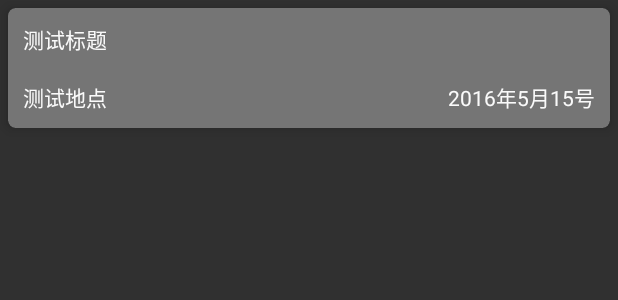
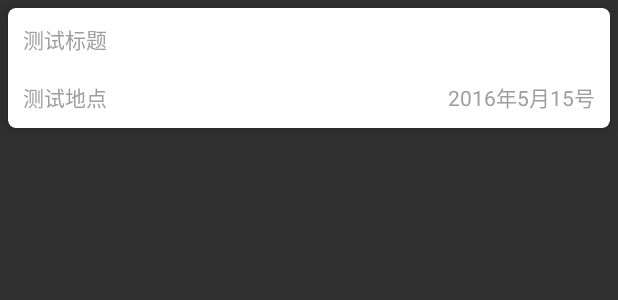
Before and after one commit to zhangjie45/TestBmob, an Android app: the layout event_item.xml on its own in the app's theme, with its tools: preview values and no code run, on a phone screen of 412 x 824 dp. Shown: the top 300 px of the screen. Run offline under Robolectric (Android 15) with nearby library versions, the phone set to English and light mode, and no system bars.

```diff
--- a/app/src/main/res/layout/activity_login.xml
+++ b/app/src/main/res/layout/activity_login.xml
@@ -30,7 +30,7 @@
             android:layout_alignParentEnd="true"
             android:layout_alignParentTop="true"
             android:layout_marginEnd="50dp"
-            android:hint="name"
+            android:hint="账号"
             app:met_baseColor="#858585"
             app:met_floatingLabel="highlight"
             app:met_floatingLabelText="用户名"
@@ -61,7 +61,7 @@
             android:layout_alignParentEnd="true"
             android:layout_alignParentTop="true"
             android:layout_marginEnd="48dp"
-            android:hint="password"
+            android:hint="密码"
             android:inputType="textPassword"
             app:met_baseColor="#858585"
             app:met_floatingLabel="highlight"
--- a/app/src/main/res/layout/event_item.xml
+++ b/app/src/main/res/layout/event_item.xml
@@ -5,11 +5,10 @@
     android:layout_height="80dp"
     android:layout_margin="5dp"
     android:orientation="vertical"
-    app:cardBackgroundColor="#757575"
+    app:cardBackgroundColor="#fff"
     app:cardCornerRadius="5dp"
     app:cardElevation="5dp"
     app:elevation="1dp">
-    <!--android:foreground="?android:attr/selectableItemBackground"-->
 
 
     <RelativeLayout
@@ -24,7 +23,7 @@
             android:ellipsize="end"
             android:maxLines="1"
             android:text="测试标题 "
-            android:textColor="@color/white" />
+            android:textColor="@color/half_black" />
 
         <TextView
             android:id="@+id/tv_event_time"
@@ -33,7 +32,7 @@
             android:layout_alignParentBottom="true"
             android:layout_alignParentRight="true"
             android:text="2016年5月15号"
-            android:textColor="@color/white" />
+            android:textColor="@color/half_black" />
 
         <TextView
             android:id="@+id/tv_event_address"
@@ -42,7 +41,7 @@
             android:layout_alignParentBottom="true"
             android:layout_alignParentLeft="true"
             android:text="测试地点"
-            android:textColor="@color/white" />
+            android:textColor="@color/half_black" />
 
 
     </RelativeLayout>
--- a/build.gradle
+++ b/build.gradle
@@ -5,7 +5,7 @@ buildscript {
         jcenter()
     }
     dependencies {
-        classpath 'com.android.tools.build:gradle:2.3.0'
+        classpath 'com.android.tools.build:gradle:2.3.1'
 
         // NOTE: Do not place your application dependencies here; they belong
         // in the individual module build.gradle files
```
